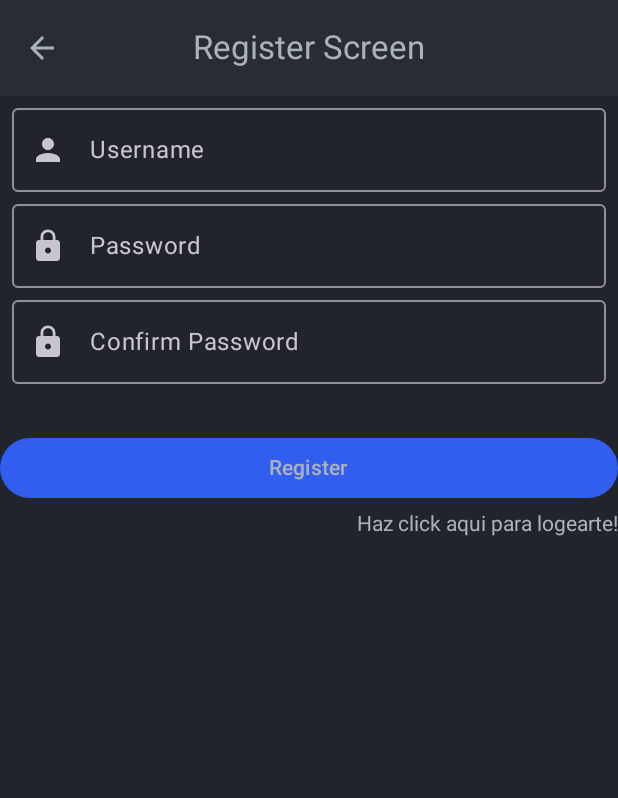
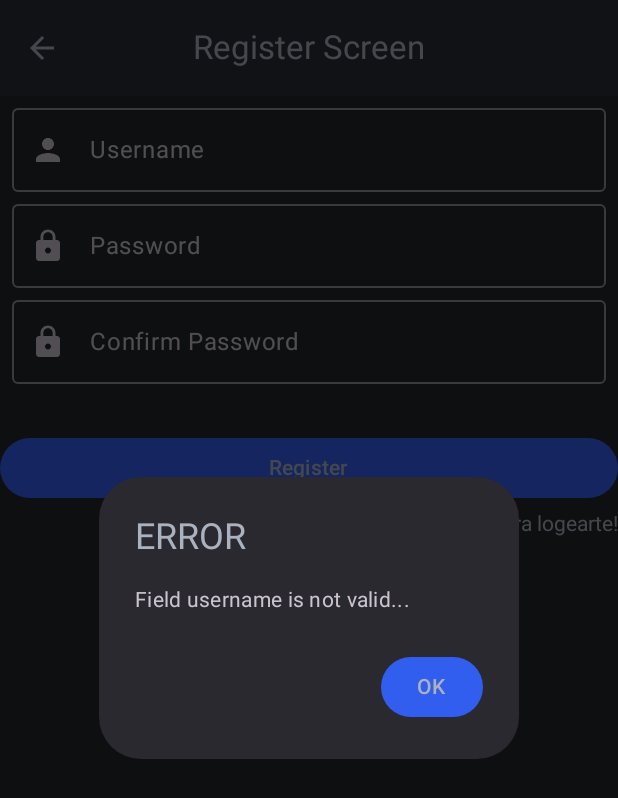
Before and after one commit to BluewyWork/super-agenda-android, an Android app built with Jetpack Compose: the RegisterScreen screen opened through its navigation route, after a tap on "Register", on a phone screen of 412 x 824 dp. Shown: the top 798 px of the screen. Run offline under Robolectric (Android 15) with nearby library versions, the light colour scheme and no system bars; our stand-ins replace Dagger/Hilt's generated code, Room's generated code, livedata-compose; libraries missing offline, so code that uses them is left out: org.bson, org.bson.types; 2 statements that could not run were skipped.

Commit message:
feat: update

```diff
--- a/app/src/main/java/com/example/superagenda/presentation/screens/register/RegisterScreen.kt
+++ b/app/src/main/java/com/example/superagenda/presentation/screens/register/RegisterScreen.kt
@@ -9,6 +9,7 @@ import androidx.compose.foundation.text.KeyboardOptions
 import androidx.compose.material.icons.Icons
 import androidx.compose.material.icons.filled.Lock
 import androidx.compose.material.icons.filled.Person
+import androidx.compose.material3.AlertDialog
 import androidx.compose.material3.Button
 import androidx.compose.material3.CenterAlignedTopAppBar
 import androidx.compose.material3.ExperimentalMaterial3Api
@@ -29,21 +30,44 @@ import androidx.lifecycle.compose.collectAsStateWithLifecycle
 import androidx.navigation.NavController
 import com.example.superagenda.presentation.Destinations
 import com.example.superagenda.presentation.composables.BackIconButton
-import com.example.superagenda.presentation.composables.PopupDialog
 
 @OptIn(ExperimentalMaterial3Api::class)
 @Composable
 fun RegisterScreen(registerViewModel: RegisterViewModel, navController: NavController) {
-   val popupsQueue: List<Triple<String, String, String>> by registerViewModel.popups.collectAsStateWithLifecycle()
+   val popupsQueue by registerViewModel.popups.collectAsStateWithLifecycle()
 
    if (popupsQueue.isNotEmpty()) {
-      PopupDialog(
-         popupsQueue.first().first,
-         popupsQueue.first().second,
-         popupsQueue.first().third
-      ) {
-         registerViewModel.onPopupDismissed()
-      }
+      val popup = popupsQueue.first()
+
+      AlertDialog(
+         onDismissRequest = {
+            popup.code()
+            registerViewModel.onPopupDismissed()
+         },
+
+         title = { Text(popup.title) },
+
+         text = {
+            Column {
+               if (popup.error.isNotBlank()) {
+                  Text(popup.error)
+               }
+
+               Text(popup.description)
+            }
+         },
+
+         confirmButton = {
+            Button(
+               onClick = {
+                  popup.code()
+                  registerViewModel.onPopupDismissed()
+               }
+            ) {
+               Text("OK")
+            }
+         }
+      )
    }
 
    Scaffold(
```
